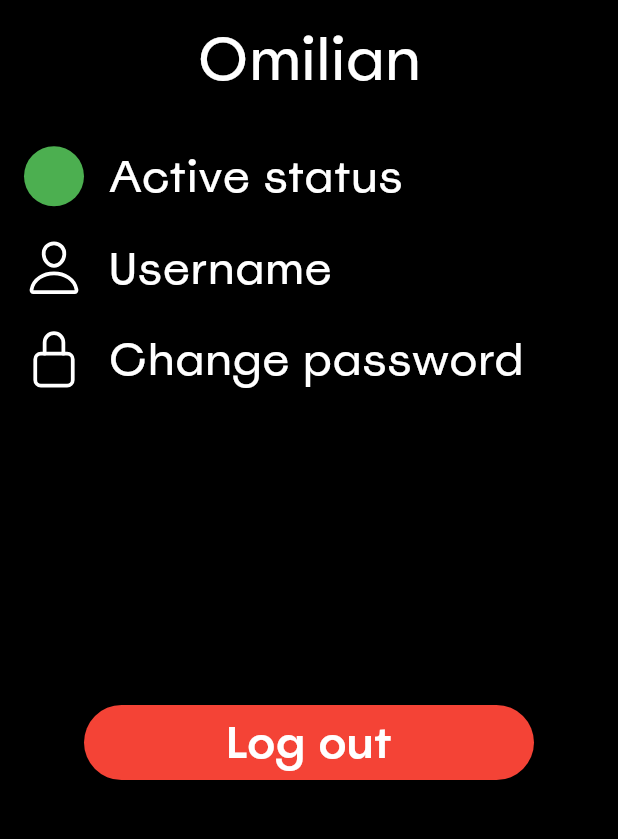
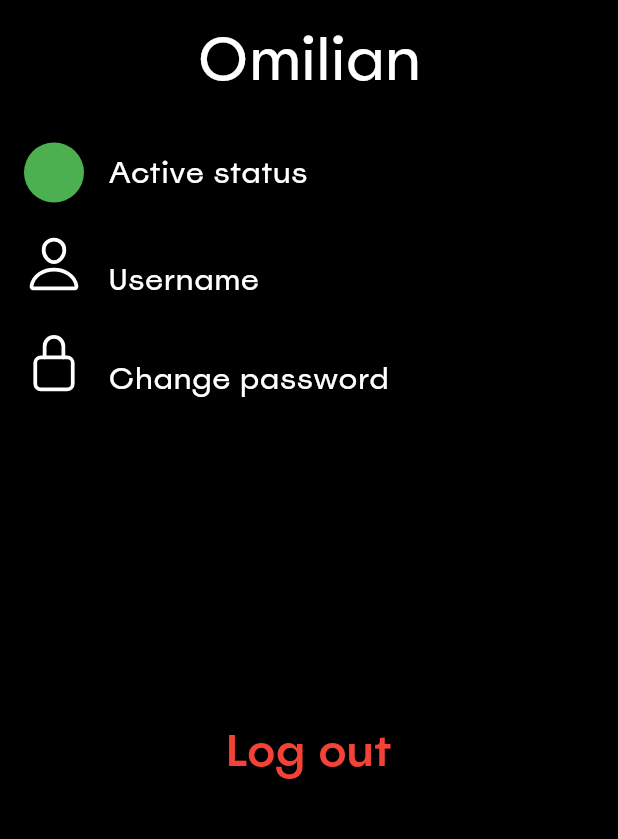
Before and after one commit to KaliopPraktyki/praktyki_projekt, a Flutter app: the settings screen opened directly, on a phone screen of 412 x 824 dp, the part 294-1133 px from its top. Run offline on Flutter 3.47's test engine with Material 3 defaults, Android fonts, the phone set to English and light mode, and no system bars; our stand-ins replace flex_color_scheme, flutter_chat_types, flutter_chat_ui, ionicons.

Commit message:
settings update

```diff
--- a/lib/screens/settings.dart
+++ b/lib/screens/settings.dart
@@ -84,7 +84,7 @@ class _settingsState extends State<settings> {
                   child: const Icon(Ionicons.ellipse_outline,
                   color: Colors.green,),
                 ),
-                title: Text("Active status", style: TextStyle(fontSize: 30,
+                title: Text("Active status", style: TextStyle(fontSize: 20,
                 color: Colors.white),),
 
               ),
@@ -96,8 +96,11 @@ class _settingsState extends State<settings> {
                     color: Colors.white,
                     size: 45,),
                 ),
-                title: Text("Username", style: TextStyle(fontSize: 30,
-                    color: Colors.white),),
+                title: Container(
+                  margin: EdgeInsets.only(top: 20),
+                  child: Text("Username", style: TextStyle(fontSize: 20,
+                      color: Colors.white),),
+                ),
               ),
         ListTile(
           leading: Container(
@@ -107,19 +110,22 @@ class _settingsState extends State<settings> {
               color: Colors.white,
               size: 45,),
           ),
-          title: Text("Change password", style: TextStyle(fontSize: 30,
-              color: Colors.white),),),
+          title: Container(
+            margin: EdgeInsets.only(top: 20),
+            child: Text("Change password", style: TextStyle(fontSize: 20,
+                color: Colors.white),),
+          ),),
               SizedBox(height: 200,),
               SizedBox(
                 width: 300,
                 height: 50,
                 child: ElevatedButton(onPressed: (){},
                     style: ElevatedButton.styleFrom(
-                      backgroundColor: Colors.red,
+                      backgroundColor: Colors.black,
                       side: BorderSide.none,
                       shape: const StadiumBorder()
                     ),
-                    child: const Text("Log out", style: TextStyle(color: Colors.white,
+                    child: const Text("Log out", style: TextStyle(color: Colors.red,
                     fontSize: 30),)),
               ),
 
```
